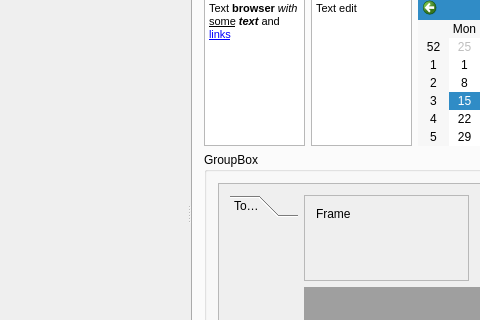
The window that qsseditor.ui (lit-uriy/qsseditor) describes before a commit, drawn with Qt 5; both pictures show x 86 to 566 and y 82 to 402 of the 776 by 590 pixel window.
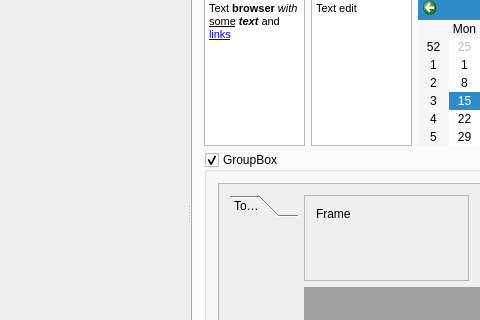
The same window after the commit. The open tabs and pages were chosen to show the change. Icons and pictures are not drawn. Custom widgets are drawn as their Qt base class.

Commit message: Сделал GroupBox с галочкой.

What changed in the file:
```diff
--- a/qsseditor.ui
+++ b/qsseditor.ui
@@ -855,6 +855,9 @@
              <property name="title">
               <string notr="true">GroupBox</string>
              </property>
+             <property name="checkable">
+              <bool>true</bool>
+             </property>
              <layout class="QGridLayout" name="gridLayout_3">
               <item row="0" column="0">
                <widget class="QScrollArea" name="scrollArea">
```
